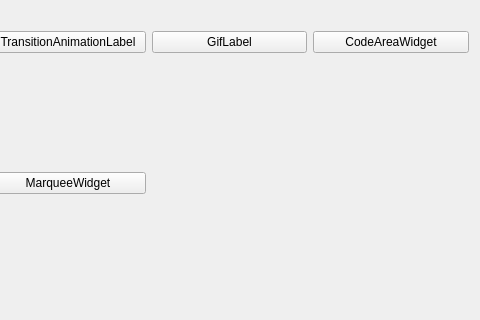
Qt form mainwindow.ui (Greedysky/TTKWidgetTools) before a commit; both pictures show x 183 to 663 and y 93 to 413 of the 663 by 413 pixel window.
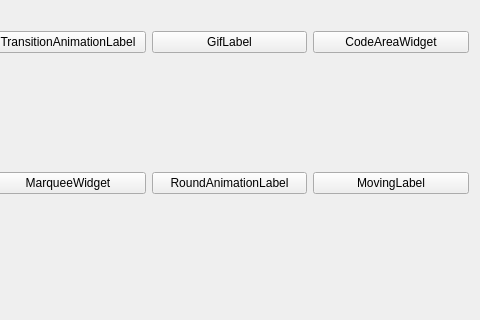
The same form after that commit.

Commit message: Add moved label slider[875422]

Diff of the .ui file:
```diff
--- a/mainwindow.ui
+++ b/mainwindow.ui
@@ -57,6 +57,20 @@
       </property>
      </widget>
     </item>
+    <item row="1" column="2">
+     <widget class="QPushButton" name="pushButton_6">
+      <property name="text">
+       <string>RoundAnimationLabel</string>
+      </property>
+     </widget>
+    </item>
+    <item row="1" column="3">
+     <widget class="QPushButton" name="pushButton_7">
+      <property name="text">
+       <string>MovingLabel</string>
+      </property>
+     </widget>
+    </item>
    </layout>
   </widget>
  </widget>
```
The commit also changes 11 other files.
